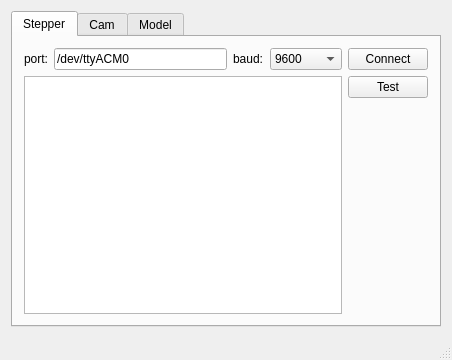
Qt form gui/bla3Dscan_qt/mainwindow.ui (Gombat/bla3Dscan) before a commit.
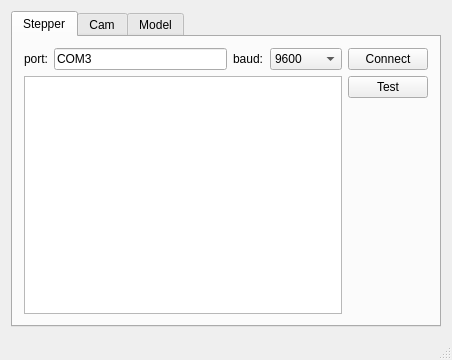
The same form after that commit. The open tabs and pages were chosen to show the change. Custom widgets are drawn as their Qt base class.

What changed in the file:
```diff
--- a/gui/bla3Dscan_qt/mainwindow.ui
+++ b/gui/bla3Dscan_qt/mainwindow.ui
@@ -99,7 +99,7 @@
         <item row="0" column="1">
          <widget class="QLineEdit" name="lineEditSerialport">
           <property name="text">
-           <string>/dev/ttyACM0</string>
+           <string>COM3</string>
           </property>
          </widget>
         </item>
```
